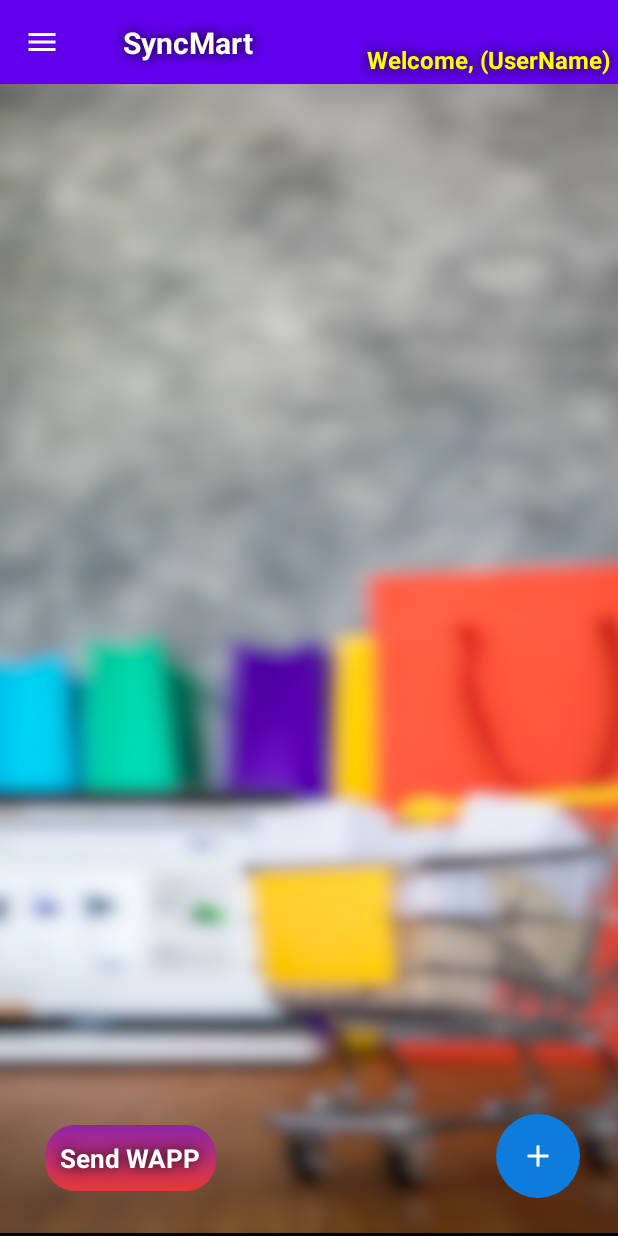
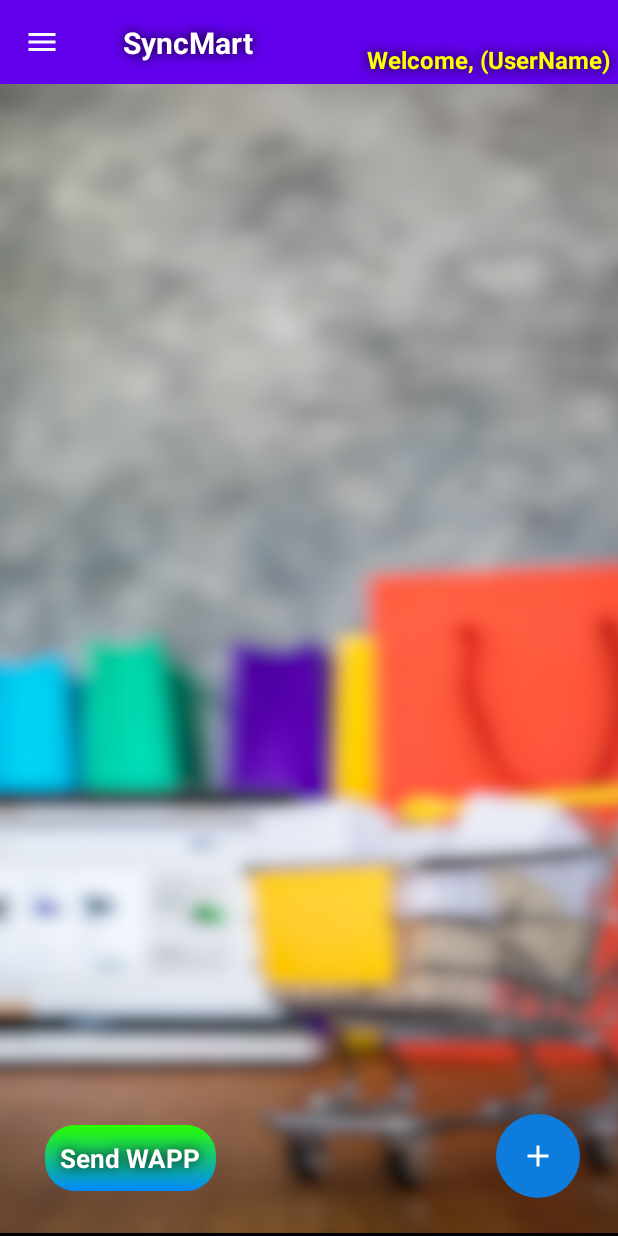
Before and after one commit to AdarshMishraIndia/SyncMart, an Android app built with Jetpack Compose: the screen it shows after launch once a user with an empty profile is signed in (ListManagementActivity), after a tap on "Send WAPP", on a phone screen of 412 x 824 dp. Run offline under Robolectric (Android 15) with nearby library versions, the phone set to English and light mode, and no system bars; our stand-ins replace Firebase (no records; nobody signed in at launch, a user with empty details on screens opened directly).

Commit message:
Minor Tweaks on SendWhatsApp Notif
Changes:
1. Made sendWhatsAppNotif Fire and Forget

TODO:
1. Improve Authentication experience by adding "Forgot Password" feature and migrate to Google-based login.
2. Implement Selection, edit and deletion in FriendsActivity

```diff
--- a/app/src/main/java/com/mana/syncmart/ListManagementActivity.kt
+++ b/app/src/main/java/com/mana/syncmart/ListManagementActivity.kt
@@ -83,9 +83,7 @@ class ListManagementActivity : AppCompatActivity() {
                 sendWhatsAppNotification(success = { wasSuccessful ->
                     isRequestInProgress = false
 
-                    // Set result background based on success
-                    val drawableRes = if (wasSuccessful) R.drawable.green_blue_bg else R.drawable.red_pink_bg
-                    binding.textViewSendWapp.setBackgroundResource(drawableRes)
+                    binding.textViewSendWapp.setBackgroundResource(R.drawable.green_blue_bg )
                 })
             }
         }
@@ -492,41 +490,44 @@ class ListManagementActivity : AppCompatActivity() {
     private fun sendWhatsAppNotification(success: (Boolean) -> Unit) {
         val apiUrl = "https://bhashsms.com/api/sendmsg.php?" +
                 "user=Urban_BW&pass=ucbl123&sender=BUZWAP&" +
-                "phone=9040292104&text=dddd&priority=wa&stype=normal&params="
+                "phone=9040292104&text=dddd&priority=wa&stype=normal"
 
-        CoroutineScope(Dispatchers.Main).launch {
+        CoroutineScope(Dispatchers.IO).launch {
             var wasSuccessful = false
 
             try {
-                showCustomToast("📨 Sending Notification...")
-
-                withContext(Dispatchers.IO) {
-                    val url = URL(apiUrl)
-                    val conn = url.openConnection() as HttpURLConnection
-                    conn.requestMethod = "GET"
-                    conn.connectTimeout = 5000
-                    conn.readTimeout = 5000
-                    conn.connect()
-
-                    wasSuccessful = conn.responseCode in 200..299
+                withContext(Dispatchers.Main) {
+                    showCustomToast("📨 Sending Notification...")
                 }
 
+                val url = URL(apiUrl)
+                val conn = url.openConnection() as HttpURLConnection
+                conn.requestMethod = "GET"
+                conn.connectTimeout = 3000  // Short timeout
+                conn.readTimeout = 3000
+
+                // "Fire" the request by opening the connection and immediately closing
+                conn.inputStream.close()
+                wasSuccessful = true
+
             } catch (_: SocketTimeoutException) {
-                showCustomToast("⚠️ Request timed out. Please try again.")
+                // Log or handle timeout silently
             } catch (_: IOException) {
-                showCustomToast("⚠️ Network error. Check your connection.")
+                // Log or handle network error silently
             } catch (_: Exception) {
-                showCustomToast("❌ Unexpected error occurred.")
-            } finally {
-                // Show toast based on success
+                // Log or handle generic error silently
+            }
+
+            // Notify main thread of result
+            withContext(Dispatchers.Main) {
                 if (wasSuccessful) {
                     showCustomToast("✅ Notification Sent")
                 }
-
                 success(wasSuccessful)
             }
         }
     }
+
 
 
     override fun onDestroy() {
```
